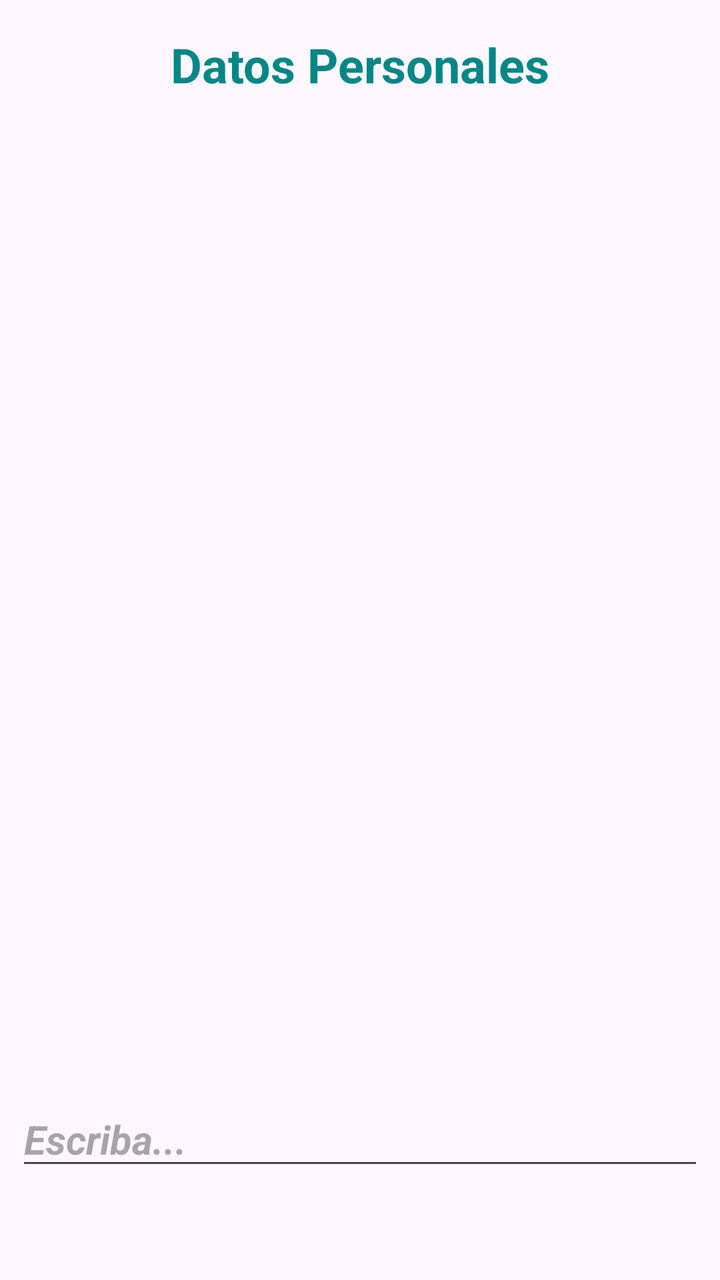
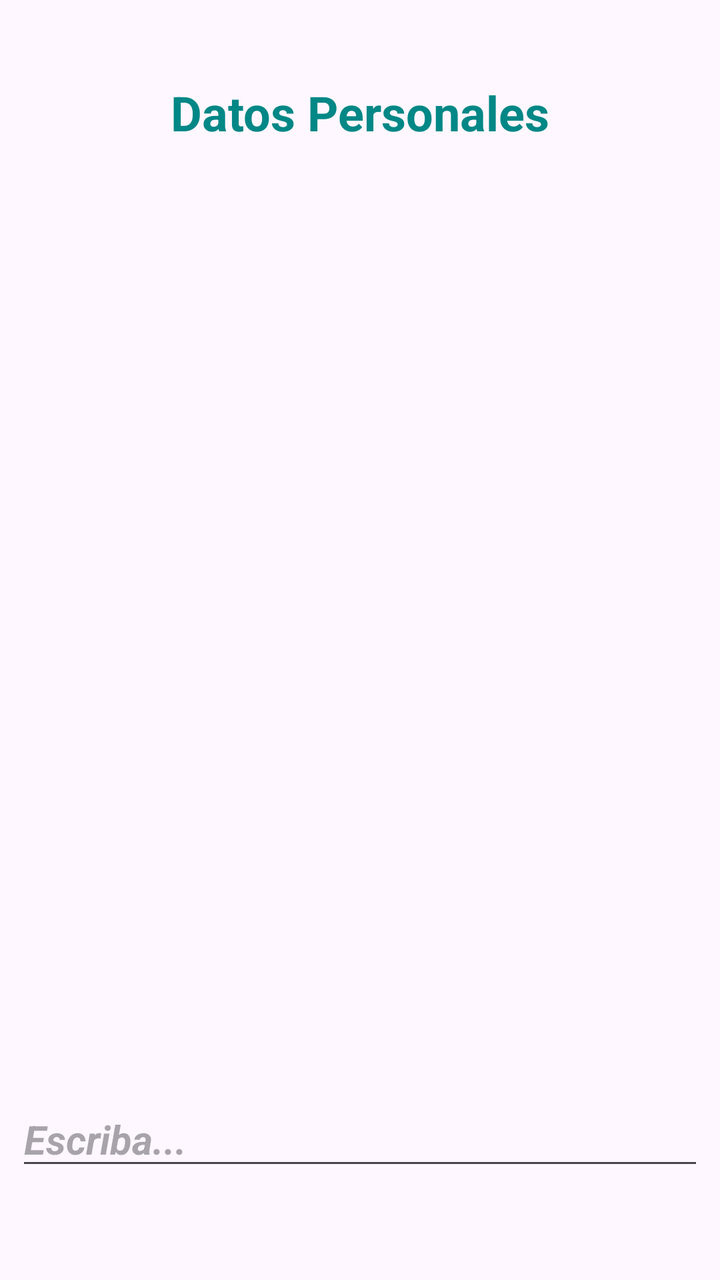

Before-and-after screenshots of an Android layout around one commit, followed by the original layout XML and the change that was made.
<!-- AndroidManifest.xml: application theme Theme.InterfazGrafica01 -->
<!-- res/layout/activity_main.xml -->
<?xml version="1.0" encoding="utf-8"?>
<androidx.constraintlayout.widget.ConstraintLayout xmlns:android="http://schemas.android.com/apk/res/android"
    xmlns:app="http://schemas.android.com/apk/res-auto"
    xmlns:tools="http://schemas.android.com/tools"
    android:id="@+id/main"
    android:layout_width="match_parent"
    android:layout_height="wrap_content"
    tools:context=".MainActivity">

    <TextView
        android:id="@+id/textView"
        android:layout_width="wrap_content"
        android:layout_height="wrap_content"
        android:layout_marginTop="16dp"
        android:text="Datos Personales"
        android:textColor="@color/design_default_color_secondary_variant"
        android:textSize="24sp"
        android:textStyle="bold"
        app:layout_constraintEnd_toEndOf="parent"
        app:layout_constraintStart_toStartOf="parent"
        app:layout_constraintTop_toTopOf="parent" />

    <EditText
        android:id="@+id/editTextText"
        android:layout_width="0dp"
        android:layout_height="wrap_content"
        android:layout_marginStart="8dp"
        android:layout_marginTop="8dp"
        android:layout_marginEnd="8dp"
        android:layout_marginBottom="50dp"
        android:ems="10"
        android:hint="Escriba..."
        android:inputType="text"
        android:textSize="20sp"
        android:textStyle="bold|italic"
        app:layout_constraintBottom_toBottomOf="parent"
        app:layout_constraintEnd_toEndOf="parent"
        app:layout_constraintHorizontal_bias="0.0"
        app:layout_constraintStart_toStartOf="parent"
        app:layout_constraintTop_toBottomOf="@+id/textView"
        app:layout_constraintVertical_bias="1.0" />
</androidx.constraintlayout.widget.ConstraintLayout>
<!-- resources referenced by this layout -->
<resources>
  <style name="Theme.InterfazGrafica01" parent="Base.Theme.InterfazGrafica01" />
  <style name="Base.Theme.InterfazGrafica01" parent="Theme.Material3.DayNight.NoActionBar">
          
          
      </style>
</resources>

<!-- the commit's change to res/layout/activity_main.xml (unified diff, before → after) -->
@@ -11,7 +11,7 @@
         android:id="@+id/textView"
         android:layout_width="wrap_content"
         android:layout_height="wrap_content"
-        android:layout_marginTop="16dp"
+        android:layout_marginTop="40dp"
         android:text="Datos Personales"
         android:textColor="@color/design_default_color_secondary_variant"
         android:textSize="24sp"
